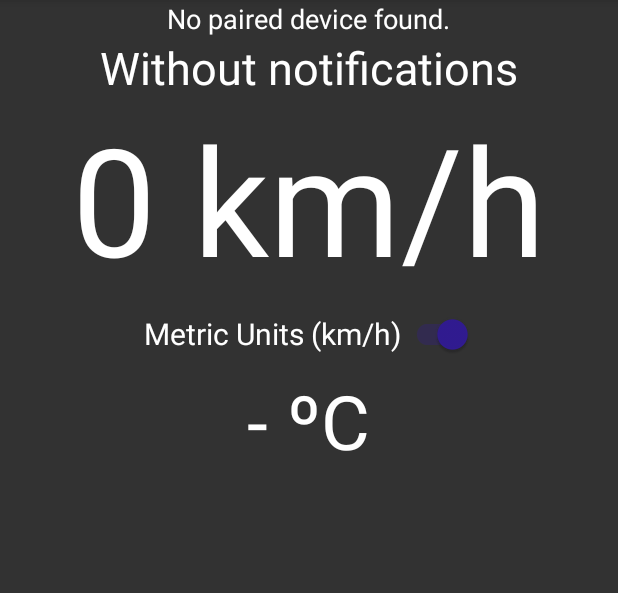
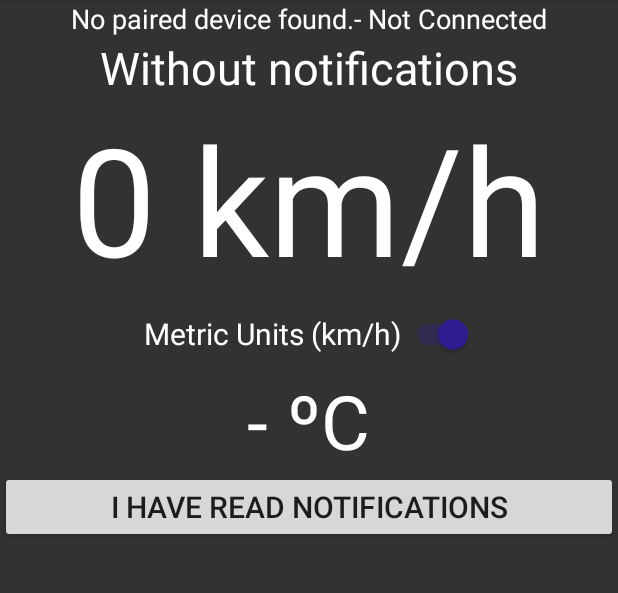
Before and after one commit to weto91/HUDuino2, an Android app: the screen it shows after launch (MainActivity), on a phone screen of 412 x 824 dp, the part 84-677 px from its top. Run offline under Robolectric (Android 15) with nearby library versions, the phone set to English and light mode, and no system bars.

Commit message:
- Added new languages - Added new button to restart notifications alerts - Fixed some things

```diff
--- a/app/src/main/java/com.weto.huduino/MainActivity.java
+++ b/app/src/main/java/com.weto.huduino/MainActivity.java
@@ -25,6 +25,7 @@ import android.text.TextUtils;
 import android.util.Log;
 import android.view.Menu;
 import android.view.MenuItem;
+import android.widget.Button;
 import android.widget.TextView;
 import android.widget.Toast;
 import java.io.IOException;
@@ -46,11 +47,12 @@ public class MainActivity extends AppCompatActivity implements LocationListener
     private TextView sensorData;
     private TextView deviceInfo;
     private TextView speedData;
+    private TextView deviceConectivity;
     private SwitchCompat metricImperial;
 
     // BT
     private boolean socketOk = false;
-    private String deviceOk = " - Not connected";
+    private String deviceOk = null;
     private String deviceItem = String.valueOf(R.string.paired_device);
     private final UUID spp = UUID.fromString("00001101-0000-1000-8000-00805F9B34FB");
     private final BluetoothAdapter bluetoothAdapter = BluetoothAdapter.getDefaultAdapter();
@@ -70,6 +72,8 @@ public class MainActivity extends AppCompatActivity implements LocationListener
         sensorData = this.findViewById(R.id.text_sensor_data);
         metricImperial = this.findViewById(R.id.switch_metric_imperial);
         speedData = this.findViewById(R.id.text_speed_data);
+        deviceConectivity = this.findViewById(R.id.text_device_conectivity);
+        Button resetNotification = this.findViewById(R.id.button_reset_notification);
 
         // If the user did not turn the notification listener service on we prompt him to do so
         if (!isNotificationServiceEnabled()) {
@@ -112,12 +116,25 @@ public class MainActivity extends AppCompatActivity implements LocationListener
 
         metricImperial.setOnCheckedChangeListener((compoundButton, b) -> {
             MainActivity.this.updateSpeed(null);
+            String speedUnit;
             if(metricImperial.isChecked()){
                 metricImperial.setText(R.string.metric_units);
+                speedUnit = "MET";
             }
             else{
                 metricImperial.setText(R.string.imperial_units);
+                speedUnit = "IMP";
             }
+            bytes = speedUnit.getBytes(Charset.defaultCharset());
+            if(socketOk) {mConnectedThread.write(bytes);}
+        });
+
+        resetNotification.setOnClickListener(v -> {
+            notificationData.setTextColor(Color.WHITE);
+            notificationData.setText(R.string.notification_received);
+            bytes = "RSN".getBytes(Charset.defaultCharset());
+            if(socketOk) {mConnectedThread.write(bytes);}
+            Toast.makeText(MainActivity.this, R.string.notification_deleted, Toast.LENGTH_LONG).show();
         });
     }
 
@@ -151,24 +168,30 @@ public class MainActivity extends AppCompatActivity implements LocationListener
 
     private void receiveNotification(int notificationCode) {
         notificationData.setTextColor(Color.RED);
+        String sendNotification = String.valueOf(R.string.notification_received);
         switch (notificationCode) {
             case NotificationService.InterceptedNotificationCode.FACEBOOK_CODE:
                 notificationData.setText(R.string.facebook_notification);
+                sendNotification = "FBK";
                 break;
             case NotificationService.InterceptedNotificationCode.INSTAGRAM_CODE:
                 notificationData.setText(R.string.instagram_notification);
+                sendNotification = "IGM";
                 break;
             case NotificationService.InterceptedNotificationCode.WHATSAPP_CODE:
                 notificationData.setText(R.string.whatsapp_notification);
+                sendNotification = "WSP";
                 break;
             case NotificationService.InterceptedNotificationCode.DIALER_CODE:
                 notificationData.setText(R.string.call_notification);
+                sendNotification = "ICL";
                 break;
             case NotificationService.InterceptedNotificationCode.OTHER_NOTIFICATIONS_CODE:
                 notificationData.setText(R.string.other_notification);
+                sendNotification = "OTR";
                 break;
         }
-        bytes = notificationData.getText().toString().getBytes(Charset.defaultCharset());
+        bytes = sendNotification.getBytes(Charset.defaultCharset());
         if(socketOk) {mConnectedThread.write(bytes);}
     }
 
@@ -262,19 +285,19 @@ public class MainActivity extends AppCompatActivity implements LocationListener
             try {
                 mmSocket.connect();
                 socketOk = true;
-                deviceOk = " - Connected";
+                runOnUiThread(() ->  deviceConectivity.setText(R.string.device_connected));
             } catch (IOException connectException) {
                 try {
                     mmSocket.close();
                     socketOk = false;
-                    deviceOk = " - Not connected";
+                    runOnUiThread(() ->  deviceConectivity.setText(R.string.device_not_connected));
                 } catch (IOException closeException) {
                     Log.e(sTag, "Could not close the client socket", closeException);
                 }
-                runOnUiThread(() -> deviceInfo.setText(String.format("%s%s", deviceItem, deviceOk)));
+                runOnUiThread(() -> deviceInfo.setText(deviceItem));
                 return;
             }
-            runOnUiThread(() -> deviceInfo.setText(String.format("%s%s", deviceItem, deviceOk)));
+            runOnUiThread(() -> deviceInfo.setText(deviceItem));
             manageMyConnectedSocket(mmSocket);
         }
 
@@ -350,25 +373,25 @@ public class MainActivity extends AppCompatActivity implements LocationListener
         }
         String strCurrSpeed = String.valueOf(Math.round(nCurrSpeed));
         if (this.useMetricUnits()) {
-            String kmh = strCurrSpeed + " km/h";
-            System.out.println(kmh);
-            speedData.setText(kmh);
+            System.out.println(strCurrSpeed);
+            speedData.setText(String.format("%s km/h", strCurrSpeed));
             if (nCurrSpeed == 0) {
                 speedData.setText(R.string.metric_speed_zeroed);
             }
-            bytes = kmh.getBytes(Charset.defaultCharset());
+            bytes = strCurrSpeed.getBytes(Charset.defaultCharset());
             if(socketOk) {
                 mConnectedThread.write(bytes);
             }
         } else {
-            String mph = strCurrSpeed + " mph";
-            System.out.println(mph);
+            System.out.println(strCurrSpeed);
+            speedData.setText(String.format("%s mph", strCurrSpeed));
             if (nCurrSpeed == 0) {
                 speedData.setText(R.string.imperial_speed_zeroed);
             }
-            speedData.setText(mph);
-            bytes = mph.getBytes(Charset.defaultCharset());
-            if(socketOk) {mConnectedThread.write(bytes);}
+            bytes = strCurrSpeed.getBytes(Charset.defaultCharset());
+            if(socketOk) {
+                mConnectedThread.write(bytes);
+            }
         }
     }
 }
--- a/app/src/main/res/layout/activity_main.xml
+++ b/app/src/main/res/layout/activity_main.xml
@@ -5,14 +5,30 @@
     android:layout_width="match_parent"
     android:orientation="vertical"
     android:background="@color/darkGrey">
-        <TextView
-            android:id="@+id/text_device_info"
+
+        <LinearLayout
             android:layout_width="wrap_content"
             android:layout_height="wrap_content"
             android:layout_gravity="center_horizontal"
-            android:text="@string/paired_device"
-            android:textSize="18sp"
-            android:textColor="@color/white"/>
+            android:orientation="horizontal">
+
+                <TextView
+                    android:id="@+id/text_device_info"
+                    android:layout_width="wrap_content"
+                    android:layout_height="wrap_content"
+                    android:text="@string/paired_device"
+                    android:textColor="@color/white"
+                    android:textSize="18sp" />
+
+                <TextView
+                    android:id="@+id/text_device_conectivity"
+                    android:layout_width="wrap_content"
+                    android:layout_height="wrap_content"
+                    android:text="@string/device_not_connected"
+                    android:textColor="@color/white"
+                    android:textSize="18sp" />
+        </LinearLayout>
+
         <TextView
             android:id="@+id/text_notification_data"
             android:layout_width="wrap_content"
@@ -48,4 +64,11 @@
             android:text="@string/sensor_val"
             android:textSize="50sp"
             android:textColor="@color/white" />
+
+        <Button
+            android:id="@+id/button_reset_notification"
+            android:layout_width="match_parent"
+            android:layout_height="wrap_content"
+            android:textSize="20sp"
+            android:text="@string/reset_notification" />
 </LinearLayout>
--- a/app/src/main/res/values/strings.xml
+++ b/app/src/main/res/values/strings.xml
@@ -1,9 +1,9 @@
 <resources>
 
-    <string name="app_name">HUDuino</string>
-    <string name="service_label">NotificationService</string>
-    <string name="notification_listener_service">"HUDuino Notification Listener"</string>
-    <string name="notification_listener_service_explanation">"We need to access your phone notifications. Can you give us this access?"</string>
+    <string name="app_name" translatable="false">HUDuino</string>
+    <string name="service_label" translatable="false">NotificationService</string>
+    <string name="notification_listener_service" translatable="false">HUDuino Notification Listener</string>
+    <string name="notification_listener_service_explanation">We need to access your phone notifications. Can you give us this access?</string>
     <string name="yes">Yes</string>
     <string name="no">No</string>
     <string name="socket_error_title">Bluetooth error</string>
@@ -23,10 +23,14 @@
     <string name="whatsapp_notification">Whatsapp Notification</string>
     <string name="call_notification">In-Call Notification</string>
     <string name="other_notification">Other Notification</string>
-    <string name="metric_speed_zeroed">0 km/h</string>
-    <string name="imperial_speed_zeroed">0 mph</string>
+    <string name="metric_speed_zeroed" translatable="false">0 km/h</string>
+    <string name="imperial_speed_zeroed" translatable="false">0 mph</string>
     <string name="contact_title">Contact</string>
     <string name="help_title">Help</string>
     <string name="about_title">About</string>
+    <string name="reset_notification">I have read notifications</string>
+    <string name="notification_deleted">Notifications deleted in the phone and HUD</string>
+    <string name="device_connected"> - Connected</string>
+    <string name="device_not_connected"> - Not Connected</string>
 
 </resources>
```
Also changed, not shown: 5 other files.
